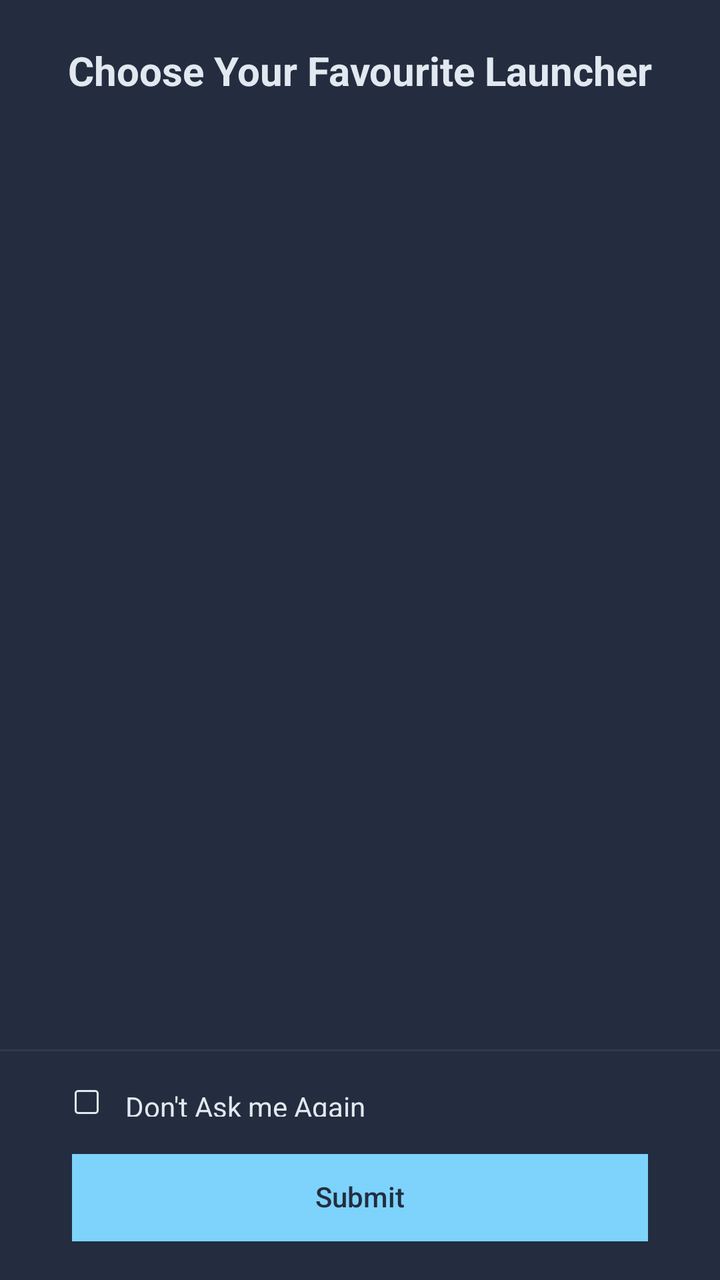
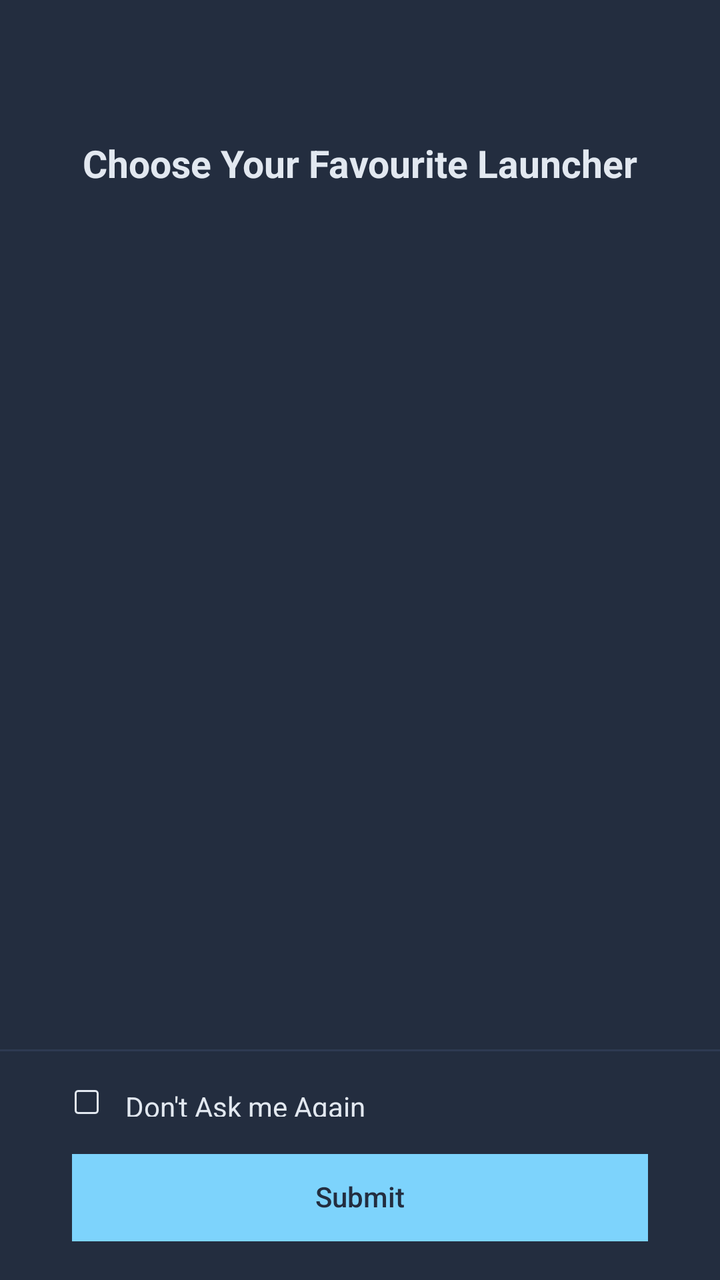

Compare the two renders of this Android layout. The source of the first and the diff that turns it into the second are given below.
<!-- AndroidManifest.xml: activity theme Theme.NihalHome -->
<!-- res/layout/activity_choose_launcher.xml -->
<?xml version="1.0" encoding="utf-8"?>
<androidx.constraintlayout.widget.ConstraintLayout xmlns:android="http://schemas.android.com/apk/res/android"
    xmlns:app="http://schemas.android.com/apk/res-auto"
    android:layout_width="match_parent"
    android:layout_height="match_parent"
    android:background="@color/onboarding_background">

    <androidx.constraintlayout.widget.Guideline
        android:id="@+id/guidelineHeaderContent"
        android:layout_width="wrap_content"
        android:layout_height="wrap_content"
        android:orientation="horizontal"
        app:layout_constraintGuide_percent="0.11" />

    <androidx.constraintlayout.widget.Guideline
        android:id="@+id/guidelineContentFooter"
        android:layout_width="wrap_content"
        android:layout_height="wrap_content"
        android:orientation="horizontal"
        app:layout_constraintGuide_percent="0.82" />

    <androidx.constraintlayout.widget.ConstraintLayout
        android:id="@+id/headerSection"
        android:layout_width="0dp"
        android:layout_height="0dp"
        app:layout_constraintTop_toTopOf="parent"
        app:layout_constraintBottom_toTopOf="@id/guidelineHeaderContent"
        app:layout_constraintStart_toStartOf="parent"
        app:layout_constraintEnd_toEndOf="parent">

        <TextView
            android:id="@+id/textSheetTitle"
            android:layout_width="0dp"
            android:layout_height="wrap_content"
            android:gravity="center_horizontal"
            android:text="@string/choose_favourite_launcher_title"
            android:textColor="@color/onboarding_heading"
            android:textSize="20sp"
            android:textStyle="bold"
            app:layout_constraintTop_toTopOf="parent"
            app:layout_constraintBottom_toBottomOf="parent"
            app:layout_constraintStart_toStartOf="parent"
            app:layout_constraintEnd_toEndOf="parent" />

    </androidx.constraintlayout.widget.ConstraintLayout>

    <androidx.constraintlayout.widget.ConstraintLayout
        android:id="@+id/contentSection"
        android:layout_width="0dp"
        android:layout_height="0dp"
        app:layout_constraintTop_toBottomOf="@id/guidelineHeaderContent"
        app:layout_constraintBottom_toTopOf="@id/guidelineContentFooter"
        app:layout_constraintStart_toStartOf="parent"
        app:layout_constraintEnd_toEndOf="parent">

        <ScrollView
            android:layout_width="0dp"
            android:layout_height="0dp"
            app:layout_constraintTop_toTopOf="parent"
            app:layout_constraintBottom_toBottomOf="parent"
            app:layout_constraintStart_toStartOf="parent"
            app:layout_constraintEnd_toEndOf="parent">

            <LinearLayout
                android:id="@+id/launcherListContainer"
                android:layout_width="match_parent"
                android:layout_height="wrap_content"
                android:orientation="vertical"
                android:paddingStart="24dp"
                android:paddingEnd="24dp" />

        </ScrollView>

    </androidx.constraintlayout.widget.ConstraintLayout>

    <androidx.constraintlayout.widget.ConstraintLayout
        android:id="@+id/footerSection"
        android:layout_width="0dp"
        android:layout_height="0dp"
        app:layout_constraintTop_toBottomOf="@id/guidelineContentFooter"
        app:layout_constraintBottom_toBottomOf="parent"
        app:layout_constraintStart_toStartOf="parent"
        app:layout_constraintEnd_toEndOf="parent">

        <androidx.constraintlayout.widget.Guideline
            android:id="@+id/guidelineFooterLeft"
            android:layout_width="wrap_content"
            android:layout_height="wrap_content"
            android:orientation="vertical"
            app:layout_constraintGuide_percent="0.10" />

        <androidx.constraintlayout.widget.Guideline
            android:id="@+id/guidelineFooterRight"
            android:layout_width="wrap_content"
            android:layout_height="wrap_content"
            android:orientation="vertical"
            app:layout_constraintGuide_percent="0.90" />

        <androidx.constraintlayout.widget.Guideline
            android:id="@+id/guidelineDividerBottom"
            android:layout_width="wrap_content"
            android:layout_height="wrap_content"
            android:orientation="horizontal"
            app:layout_constraintGuide_percent="0.008" />

        <androidx.constraintlayout.widget.Guideline
            android:id="@+id/guidelineCheckboxTop"
            android:layout_width="wrap_content"
            android:layout_height="wrap_content"
            android:orientation="horizontal"
            app:layout_constraintGuide_percent="0.164" />

        <androidx.constraintlayout.widget.Guideline
            android:id="@+id/guidelineCheckboxBottom"
            android:layout_width="wrap_content"
            android:layout_height="wrap_content"
            android:orientation="horizontal"
            app:layout_constraintGuide_percent="0.293" />

        <androidx.constraintlayout.widget.Guideline
            android:id="@+id/guidelineButtonTop"
            android:layout_width="wrap_content"
            android:layout_height="wrap_content"
            android:orientation="horizontal"
            app:layout_constraintGuide_percent="0.453" />

        <androidx.constraintlayout.widget.Guideline
            android:id="@+id/guidelineButtonBottom"
            android:layout_width="wrap_content"
            android:layout_height="wrap_content"
            android:orientation="horizontal"
            app:layout_constraintGuide_percent="0.833" />

        <View
            android:id="@+id/dividerLine"
            android:layout_width="0dp"
            android:layout_height="0dp"
            android:background="@color/onboarding_button_unselected"
            app:layout_constraintTop_toTopOf="parent"
            app:layout_constraintBottom_toTopOf="@id/guidelineDividerBottom"
            app:layout_constraintStart_toStartOf="parent"
            app:layout_constraintEnd_toEndOf="parent" />

        <androidx.constraintlayout.widget.ConstraintLayout
            android:id="@+id/rowDontAskAgain"
            android:layout_width="0dp"
            android:layout_height="0dp"
            android:background="?android:attr/selectableItemBackground"
            android:clickable="true"
            android:focusable="true"
            app:layout_constraintTop_toTopOf="@id/guidelineCheckboxTop"
            app:layout_constraintBottom_toTopOf="@id/guidelineCheckboxBottom"
            app:layout_constraintStart_toStartOf="@id/guidelineFooterLeft"
            app:layout_constraintEnd_toEndOf="@id/guidelineFooterRight">

            <ImageView
                android:id="@+id/imageCheckboxIcon"
                android:layout_width="0dp"
                android:layout_height="0dp"
                android:src="@drawable/ic_checkbox_unchecked"
                app:layout_constraintDimensionRatio="1:1"
                app:layout_constraintTop_toTopOf="parent"
                app:layout_constraintBottom_toBottomOf="parent"
                app:layout_constraintStart_toStartOf="parent" />

            <TextView
                android:id="@+id/textDontAskAgain"
                android:layout_width="0dp"
                android:layout_height="0dp"
                android:layout_marginStart="12dp"
                android:gravity="center_vertical"
                android:text="@string/dont_ask_me_again"
                android:textColor="@color/onboarding_heading"
                app:layout_constraintTop_toTopOf="parent"
                app:layout_constraintBottom_toBottomOf="parent"
                app:layout_constraintStart_toEndOf="@id/imageCheckboxIcon"
                app:layout_constraintEnd_toEndOf="parent" />

        </androidx.constraintlayout.widget.ConstraintLayout>

        <Button
            android:id="@+id/buttonSubmit"
            android:layout_width="0dp"
            android:layout_height="0dp"
            android:background="@color/onboarding_accent"
            android:enabled="false"
            android:text="@string/action_submit"
            android:textColor="@color/onboarding_button_text"
            android:textAllCaps="false"
            android:includeFontPadding="false"
            android:elevation="0dp"
            app:layout_constraintTop_toTopOf="@id/guidelineButtonTop"
            app:layout_constraintBottom_toTopOf="@id/guidelineButtonBottom"
            app:layout_constraintStart_toStartOf="@id/guidelineFooterLeft"
            app:layout_constraintEnd_toEndOf="@id/guidelineFooterRight"
            app:layout_constraintHeight_default="spread" />

    </androidx.constraintlayout.widget.ConstraintLayout>

</androidx.constraintlayout.widget.ConstraintLayout>
<!-- resources referenced by this layout -->
<resources>
  <color name="onboarding_accent">#7DD3FC</color>
  <color name="onboarding_background">#232D3F</color>
  <color name="onboarding_button_text">#232D3F</color>
  <color name="onboarding_button_unselected">#2E3A52</color>
  <color name="onboarding_heading">#E2E8F0</color>
  <!-- drawable ic_checkbox_unchecked (drawable) -->
  <vector xmlns:android="http://schemas.android.com/apk/res/android"
      android:width="24dp"
      android:height="24dp"
      android:viewportWidth="24"
      android:viewportHeight="24">
      <path
          android:pathData="M5,3h14c1.1,0 2,0.9 2,2v14c0,1.1 -0.9,2 -2,2h-14c-1.1,0 -2,-0.9 -2,-2v-14c0,-1.1 0.9,-2 2,-2z"
          android:strokeColor="@color/onboarding_heading"
          android:strokeWidth="1.6"
          android:fillColor="#00000000" />
  </vector>
  <string name="action_submit">Submit</string>
  <string name="choose_favourite_launcher_title">Choose Your Favourite Launcher</string>
  <string name="dont_ask_me_again">Don\'t Ask me Again</string>
  <style name="Theme.NihalHome" parent="android:Theme.Material.Light.NoActionBar">
          <item name="android:windowBackground">@android:color/white</item>
          <item name="android:statusBarColor">@android:color/white</item>
          <item name="android:navigationBarColor">@android:color/white</item>
          <item name="android:windowLightStatusBar">true</item>
      </style>
</resources>

<!-- the commit's change to res/layout/activity_choose_launcher.xml (unified diff, before → after) -->
@@ -6,11 +6,18 @@
     android:background="@color/onboarding_background">
 
     <androidx.constraintlayout.widget.Guideline
-        android:id="@+id/guidelineHeaderContent"
+        android:id="@+id/guideTitleTop"
         android:layout_width="wrap_content"
         android:layout_height="wrap_content"
         android:orientation="horizontal"
-        app:layout_constraintGuide_percent="0.11" />
+        app:layout_constraintGuide_percent="0.109" />
+
+    <androidx.constraintlayout.widget.Guideline
+        android:id="@+id/guideTitleBottom"
+        android:layout_width="wrap_content"
+        android:layout_height="wrap_content"
+        android:orientation="horizontal"
+        app:layout_constraintGuide_percent="0.149" />
 
     <androidx.constraintlayout.widget.Guideline
         android:id="@+id/guidelineContentFooter"
@@ -19,36 +26,45 @@
         android:orientation="horizontal"
         app:layout_constraintGuide_percent="0.82" />
 
-    <androidx.constraintlayout.widget.ConstraintLayout
-        android:id="@+id/headerSection"
+    <androidx.constraintlayout.widget.Guideline
+        android:id="@+id/guideLeft"
+        android:layout_width="wrap_content"
+        android:layout_height="wrap_content"
+        android:orientation="vertical"
+        app:layout_constraintGuide_percent="0.10" />
+
+    <androidx.constraintlayout.widget.Guideline
+        android:id="@+id/guideRight"
+        android:layout_width="wrap_content"
+        android:layout_height="wrap_content"
+        android:orientation="vertical"
+        app:layout_constraintGuide_percent="0.90" />
+
+    <androidx.appcompat.widget.AppCompatTextView
+        android:id="@+id/textSheetTitle"
         android:layout_width="0dp"
         android:layout_height="0dp"
-        app:layout_constraintTop_toTopOf="parent"
-        app:layout_constraintBottom_toTopOf="@id/guidelineHeaderContent"
-        app:layout_constraintStart_toStartOf="parent"
-        app:layout_constraintEnd_toEndOf="parent">
-
-        <TextView
-            android:id="@+id/textSheetTitle"
-            android:layout_width="0dp"
-            android:layout_height="wrap_content"
-            android:gravity="center_horizontal"
-            android:text="@string/choose_favourite_launcher_title"
-            android:textColor="@color/onboarding_heading"
-            android:textSize="20sp"
-            android:textStyle="bold"
-            app:layout_constraintTop_toTopOf="parent"
-            app:layout_constraintBottom_toBottomOf="parent"
-            app:layout_constraintStart_toStartOf="parent"
-            app:layout_constraintEnd_toEndOf="parent" />
-
-    </androidx.constraintlayout.widget.ConstraintLayout>
+        android:text="@string/choose_favourite_launcher_title"
+        android:textColor="@color/onboarding_heading"
+        android:textStyle="bold"
+        android:gravity="center"
+        android:maxLines="1"
+        android:includeFontPadding="false"
+        android:ellipsize="none"
+        app:autoSizeTextType="uniform"
+        app:autoSizeMinTextSize="1sp"
+        app:autoSizeMaxTextSize="200sp"
+        app:autoSizeStepGranularity="1sp"
+        app:layout_constraintStart_toStartOf="@id/guideLeft"
+        app:layout_constraintEnd_toEndOf="@id/guideRight"
+        app:layout_constraintTop_toTopOf="@id/guideTitleTop"
+        app:layout_constraintBottom_toBottomOf="@id/guideTitleBottom" />
 
     <androidx.constraintlayout.widget.ConstraintLayout
         android:id="@+id/contentSection"
         android:layout_width="0dp"
         android:layout_height="0dp"
-        app:layout_constraintTop_toBottomOf="@id/guidelineHeaderContent"
+        app:layout_constraintTop_toBottomOf="@id/guideTitleBottom"
         app:layout_constraintBottom_toTopOf="@id/guidelineContentFooter"
         app:layout_constraintStart_toStartOf="parent"
         app:layout_constraintEnd_toEndOf="parent">
